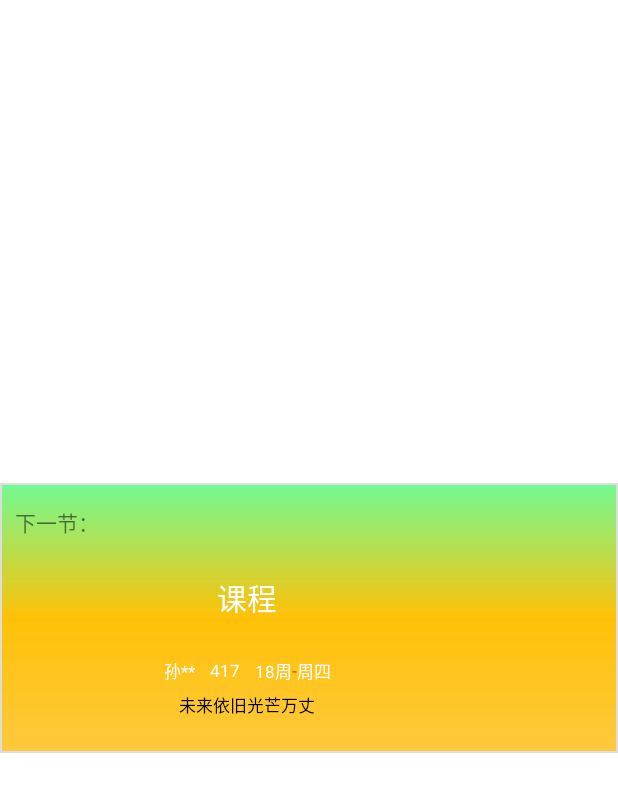
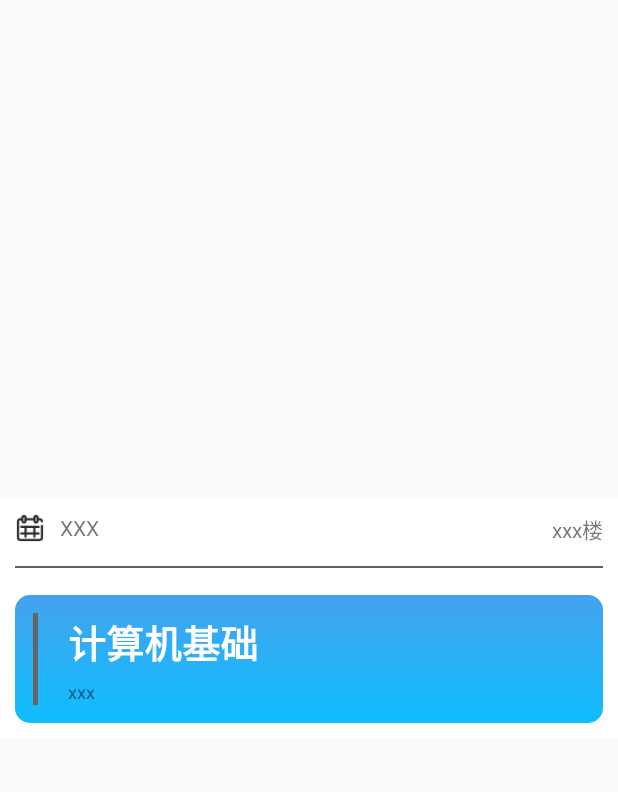
Before and after one commit to Gshihao/Curriculum, an Android app: the layout my_demo_one.xml on its own in the app's theme, with its tools: preview values and no code run, on a phone screen of 412 x 824 dp. Shown: the top 792 px of the screen. Run offline under Robolectric (Android 15) with nearby library versions, the light colour scheme and no system bars; network calls fail.

Commit message:
例行版本提交 完善了 2*4 小组件

```diff
--- /dev/null
+++ b/app/src/main/res/drawable/ba_widget_ba.xml
@@ -0,0 +1,6 @@
+<shape xmlns:android="http://schemas.android.com/apk/res/android">
+    <gradient
+        android:angle="60"
+        android:endColor="#0ebeff"
+        android:centerColor="#44a2ee" />
+</shape>
--- /dev/null
+++ b/app/src/main/res/drawable/widget_background.xml
@@ -0,0 +1,14 @@
+<?xml version="1.0" encoding="utf-8"?>
+<shape xmlns:android="http://schemas.android.com/apk/res/android">
+    <!--背景颜色-->
+    <gradient
+        android:angle="60"
+        android:endColor="#0ebeff"
+        android:startColor="#44a2ee" />
+    <!--分别设置左上，右上，左下，右下-->
+    <corners
+        android:bottomLeftRadius="10dp"
+        android:bottomRightRadius="10dp"
+        android:topLeftRadius="10dp"
+        android:topRightRadius="10dp" />
+</shape>
--- a/app/src/main/res/layout/my_demo_one.xml
+++ b/app/src/main/res/layout/my_demo_one.xml
@@ -1,116 +1,98 @@
 <?xml version="1.0" encoding="utf-8"?>
 <LinearLayout xmlns:android="http://schemas.android.com/apk/res/android"
+    xmlns:tools="http://schemas.android.com/tools"
     android:layout_width="match_parent"
     android:layout_height="match_parent"
-    android:background="@color/white"
     android:gravity="center">
 
     <LinearLayout
         android:layout_width="match_parent"
-        android:layout_height="180dp"
-        android:gravity="center"
-        android:background="@drawable/linearlayout_boder">
+        android:layout_height="160dp"
+        android:orientation="vertical"
+        android:background="@color/white"
+        android:padding="10dp">
+        <!-- 头部-->
+       <LinearLayout
+           android:layout_width="match_parent"
+           android:layout_height="30dp">
+           <!-- 周x-->
+           <LinearLayout
+               android:layout_width="wrap_content"
+               android:layout_height="wrap_content">
+               <ImageView
+                   android:layout_width="20dp"
+                   android:layout_height="20dp"
+                   android:src="@mipmap/kecehngbiao"/>
+               <TextView
+                   android:layout_width="wrap_content"
+                   android:id="@+id/week"
+                   android:layout_height="wrap_content"
+                   android:layout_marginLeft="10dp"
+                   android:text="XXX"/>
+           </LinearLayout>
+           <LinearLayout
+               android:layout_width="wrap_content"
+               android:layout_height="wrap_content">
+
+           </LinearLayout>
+           <!-- ?-->
+           <LinearLayout
+               android:layout_width="match_parent"
+               android:layout_height="wrap_content"
+               android:gravity="right"
+               android:layout_gravity="right">
+               <TextView
+                   android:layout_width="wrap_content"
+                   android:layout_height="wrap_content"
+                   android:id="@+id/TeachingClassroom"
+                   android:text="xxx楼"/>
+           </LinearLayout>
+       </LinearLayout>
+        <!-- 分割线-->
+        <LinearLayout
+            android:layout_width="match_parent"
+            android:layout_height="1dp"
+            android:layout_marginTop="5dp"
+            android:background="#616161"/>
+        <!-- 主体内容-->
         <LinearLayout
             android:layout_width="match_parent"
             android:layout_height="match_parent"
-            android:layout_weight="0.2"
-            android:orientation="horizontal">
-            <!-- 左侧 课程展示           -->
+            android:gravity="bottom">
             <LinearLayout
                 android:layout_width="match_parent"
-                android:layout_height="wrap_content"
-                android:orientation="vertical"
-                android:layout_margin="10dp">
-                <TextView
-                    android:layout_width="match_parent"
-                    android:layout_height="wrap_content"
-                    android:layout_marginTop="5dp"
-                    android:text="下一节："/>
-                <TextView
-                    android:layout_width="match_parent"
-                    android:layout_height="60dp"
-                    android:layout_marginTop="10dp"
-                    android:id="@+id/Nextsection"
-                    android:textSize="20dp"
-                    android:singleLine = "true"
-                    android:text="课程"
-                    android:textColor="#ffffff"
-                    android:gravity="center"/>
+                android:layout_height="85dp"
+                android:background="@drawable/widget_background"
+                android:padding="12dp">
+                <LinearLayout
+                    android:layout_width="5px"
+                    android:layout_height="match_parent"
+                    android:background="#656565"/>
                 <LinearLayout
                     android:layout_width="match_parent"
-                    android:layout_height="wrap_content"
-                    android:layout_marginTop="10dp"
-                    android:gravity="center">
+                    android:layout_height="match_parent"
+                    android:layout_marginLeft="20dp"
+                    android:gravity="center|left"
+                    android:orientation="vertical"
+                    tools:ignore="RtlHardcoded">
+                    <TextView
+                        android:layout_width="wrap_content"
+                        android:layout_height="wrap_content"
+                        android:textColor="@color/white"
+                        android:textStyle="bold"
+                        android:singleLine = "true"
+                        android:id="@+id/Nextsection"
+                        android:textSize="25dp"
+                        android:text="计算机基础"/>
                     <TextView
                         android:layout_width="wrap_content"
                         android:layout_height="wrap_content"
                         android:id="@+id/TeachersName"
-                        android:singleLine = "true"
-                        android:textSize="11dp"
-                        android:textColor="#ffffff"
-                        android:text="孙**"/>
-                    <TextView
-                        android:layout_width="wrap_content"
-                        android:layout_height="wrap_content"
-                        android:id="@+id/TeachingClassroom"
-                        android:singleLine = "true"
-                        android:layout_marginLeft="10dp"
-                        android:textSize="11dp"
-                        android:textColor="#ffffff"
-                        android:text="417"/>
-                    <TextView
-                        android:layout_width="wrap_content"
-                        android:layout_height="wrap_content"
-                        android:textSize="11dp"
-                        android:layout_marginLeft="10dp"
-                        android:id="@+id/Weeks"
-                        android:textColor="#ffffff"
-                        android:text="18周"/>
-                    <TextView
-                        android:layout_width="wrap_content"
-                        android:layout_height="wrap_content"
-                        android:textSize="11dp"
-                        android:text="-"/>
-                    <TextView
-                        android:layout_width="wrap_content"
-                        android:layout_height="wrap_content"
-                        android:id="@+id/week"
-                        android:textSize="11dp"
-                        android:textColor="#ffffff"
-                        android:text="周四"/>
-                </LinearLayout>
-                <LinearLayout
-                    android:layout_width="match_parent"
-                    android:layout_height="wrap_content"
-                    android:layout_marginTop="5dp">
-
-                    <TextView
-                        android:layout_width="match_parent"
-                        android:layout_height="wrap_content"
-                        android:textSize="11dp"
-                        android:text="未来依旧光芒万丈"
-                        android:textColor="#f000"
-                        android:id="@+id/Abriefremark"
-                        android:gravity="center"/>
+                        android:layout_marginTop="5dp"
+                        android:textSize="12dp"
+                        android:text="xxx"/>
                 </LinearLayout>
             </LinearLayout>
-            <LinearLayout
-                android:layout_width="match_parent"
-                android:layout_height="wrap_content">
-
-            </LinearLayout>
-
-            <LinearLayout
-                android:layout_width="match_parent"
-                android:layout_height="wrap_content">
-
-            </LinearLayout>
-        </LinearLayout>
-        <LinearLayout
-            android:layout_width="match_parent"
-            android:layout_height="match_parent"
-            android:layout_weight="0.8">
-
         </LinearLayout>
     </LinearLayout>
 </LinearLayout>
```
Also changed, not shown: app/src/main/java/com/examdfple/mykcb/MainHome_My.java (+10 -4 lines), app/src/main/java/com/examdfple/mykcb/Nodemon.java (+7 -4 lines), app/src/main/java/com/examdfple/mykcb/Setup.java (+12 -12 lines), app/src/main/java/com/examdfple/mykcb/Tools/Setup/Setupitems_serves.java (+23 -16 lines), app/src/main/java/com/examdfple/mykcb/Tools/Setup/SetupsItem.java (+7 -6 lines), app/src/main/res/mipmap-hdpi/kecehngbiao.png (added).
